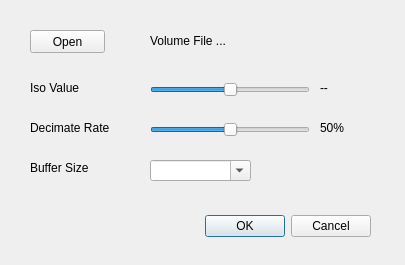
Above: HMesh/HMesh/dialog/mcsimpdialog.ui from gobirdwang/hmeshsimp before the change. Below: the same form after it.
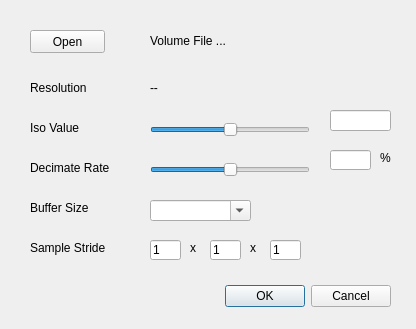
That is the form after the change.

```diff
--- a/HMesh/HMesh/dialog/mcsimpdialog.ui
+++ b/HMesh/HMesh/dialog/mcsimpdialog.ui
@@ -6,8 +6,8 @@
    <rect>
     <x>0</x>
     <y>0</y>
-    <width>405</width>
-    <height>265</height>
+    <width>416</width>
+    <height>329</height>
    </rect>
   </property>
   <property name="sizePolicy">
@@ -22,9 +22,9 @@
   <widget class="QDialogButtonBox" name="buttonBox">
    <property name="geometry">
     <rect>
-     <x>30</x>
-     <y>210</y>
-     <width>341</width>
+     <x>200</x>
+     <y>280</y>
+     <width>191</width>
      <height>32</height>
     </rect>
    </property>
@@ -68,7 +68,7 @@
    <property name="geometry">
     <rect>
      <x>30</x>
-     <y>80</y>
+     <y>120</y>
      <width>61</width>
      <height>16</height>
     </rect>
@@ -81,7 +81,7 @@
    <property name="geometry">
     <rect>
      <x>30</x>
-     <y>120</y>
+     <y>160</y>
      <width>91</width>
      <height>16</height>
     </rect>
@@ -94,7 +94,7 @@
    <property name="geometry">
     <rect>
      <x>150</x>
-     <y>80</y>
+     <y>120</y>
      <width>160</width>
      <height>19</height>
     </rect>
@@ -113,7 +113,7 @@
    <property name="geometry">
     <rect>
      <x>150</x>
-     <y>120</y>
+     <y>160</y>
      <width>160</width>
      <height>19</height>
     </rect>
@@ -128,24 +128,11 @@
     <enum>Qt::Horizontal</enum>
    </property>
   </widget>
-  <widget class="QLabel" name="rateNumLabel">
-   <property name="geometry">
-    <rect>
-     <x>320</x>
-     <y>120</y>
-     <width>61</width>
-     <height>16</height>
-    </rect>
-   </property>
-   <property name="text">
-    <string>50%</string>
-   </property>
-  </widget>
   <widget class="QLabel" name="bufSizeLabel">
    <property name="geometry">
     <rect>
      <x>30</x>
-     <y>160</y>
+     <y>200</y>
      <width>81</width>
      <height>16</height>
     </rect>
@@ -158,7 +145,7 @@
    <property name="geometry">
     <rect>
      <x>150</x>
-     <y>160</y>
+     <y>200</y>
      <width>101</width>
      <height>21</height>
     </rect>
@@ -167,12 +154,32 @@
     <bool>true</bool>
    </property>
   </widget>
-  <widget class="QLabel" name="isoValueDispLabel">
+  <widget class="QLineEdit" name="isoValueLineEdit">
    <property name="geometry">
     <rect>
-     <x>320</x>
-     <y>80</y>
+     <x>330</x>
+     <y>110</y>
      <width>61</width>
+     <height>21</height>
+    </rect>
+   </property>
+  </widget>
+  <widget class="QLineEdit" name="decimateRateLineEdit">
+   <property name="geometry">
+    <rect>
+     <x>330</x>
+     <y>150</y>
+     <width>41</width>
+     <height>20</height>
+    </rect>
+   </property>
+  </widget>
+  <widget class="QLabel" name="resValLabel">
+   <property name="geometry">
+    <rect>
+     <x>150</x>
+     <y>80</y>
+     <width>231</width>
      <height>16</height>
     </rect>
    </property>
@@ -180,6 +187,110 @@
     <string>--</string>
    </property>
   </widget>
+  <widget class="QLabel" name="resolutionLabel">
+   <property name="geometry">
+    <rect>
+     <x>30</x>
+     <y>80</y>
+     <width>71</width>
+     <height>16</height>
+    </rect>
+   </property>
+   <property name="text">
+    <string>Resolution</string>
+   </property>
+  </widget>
+  <widget class="QLabel" name="sampleStrideLabel">
+   <property name="geometry">
+    <rect>
+     <x>30</x>
+     <y>240</y>
+     <width>91</width>
+     <height>16</height>
+    </rect>
+   </property>
+   <property name="text">
+    <string>Sample Stride</string>
+   </property>
+  </widget>
+  <widget class="QLabel" name="multiLabel1">
+   <property name="geometry">
+    <rect>
+     <x>190</x>
+     <y>240</y>
+     <width>16</width>
+     <height>16</height>
+    </rect>
+   </property>
+   <property name="text">
+    <string>x</string>
+   </property>
+  </widget>
+  <widget class="QLabel" name="multiLabel2">
+   <property name="geometry">
+    <rect>
+     <x>250</x>
+     <y>240</y>
+     <width>16</width>
+     <height>16</height>
+    </rect>
+   </property>
+   <property name="text">
+    <string>x</string>
+   </property>
+  </widget>
+  <widget class="QLineEdit" name="sampleStrideYLineEdit">
+   <property name="geometry">
+    <rect>
+     <x>210</x>
+     <y>240</y>
+     <width>31</width>
+     <height>20</height>
+    </rect>
+   </property>
+   <property name="text">
+    <string>1</string>
+   </property>
+  </widget>
+  <widget class="QLineEdit" name="sampleStrideXLineEdit">
+   <property name="geometry">
+    <rect>
+     <x>150</x>
+     <y>240</y>
+     <width>31</width>
+     <height>20</height>
+    </rect>
+   </property>
+   <property name="text">
+    <string>1</string>
+   </property>
+  </widget>
+  <widget class="QLineEdit" name="sampleStrideZLineEdit">
+   <property name="geometry">
+    <rect>
+     <x>270</x>
+     <y>240</y>
+     <width>31</width>
+     <height>20</height>
+    </rect>
+   </property>
+   <property name="text">
+    <string>1</string>
+   </property>
+  </widget>
+  <widget class="QLabel" name="percentLabel">
+   <property name="geometry">
+    <rect>
+     <x>380</x>
+     <y>150</y>
+     <width>16</width>
+     <height>16</height>
+    </rect>
+   </property>
+   <property name="text">
+    <string>%</string>
+   </property>
+  </widget>
  </widget>
  <resources/>
  <connections>
```
